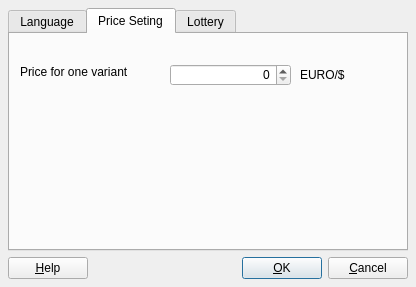
The window that src/settingwidget.ui (popai/LotoTicket) describes before a commit, drawn with Qt 5.
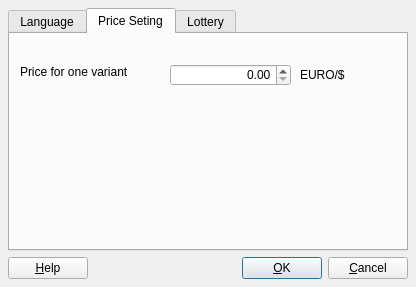
The same window after the commit. Icons and pictures are not drawn.

Commit message: V1.5 pretul trbui double nu int ^^

```diff
--- a/src/settingwidget.ui
+++ b/src/settingwidget.ui
@@ -92,7 +92,7 @@
         <string>Price for one variant</string>
        </property>
       </widget>
-      <widget class="QSpinBox" name="priceV">
+      <widget class="QDoubleSpinBox" name="priceV">
        <property name="geometry">
         <rect>
          <x>160</x>
@@ -105,7 +105,7 @@
         <set>Qt::AlignRight|Qt::AlignTrailing|Qt::AlignVCenter</set>
        </property>
        <property name="maximum">
-        <number>999999999</number>
+        <double>999999999.990000009536743</double>
        </property>
       </widget>
       <widget class="QLabel" name="Moneda">
```
The commit also changes 13 other files.
